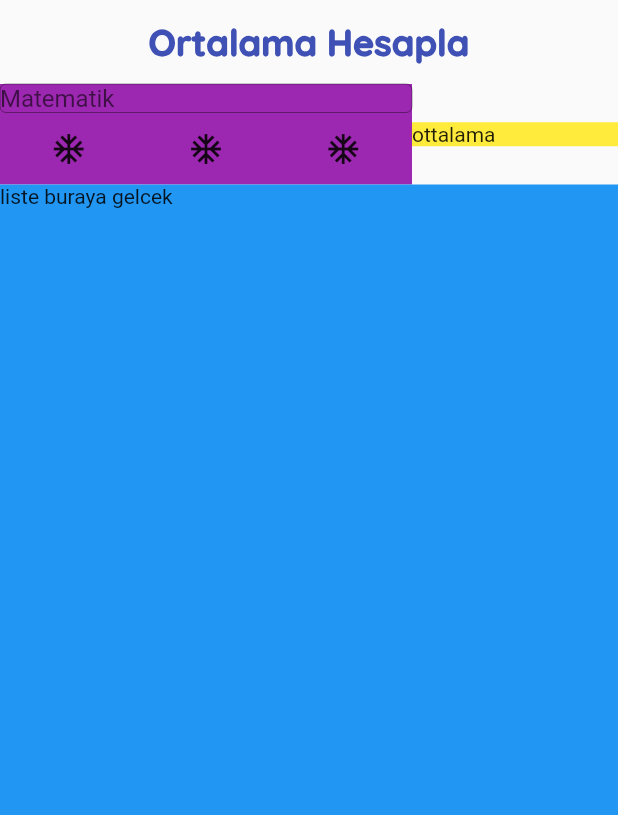
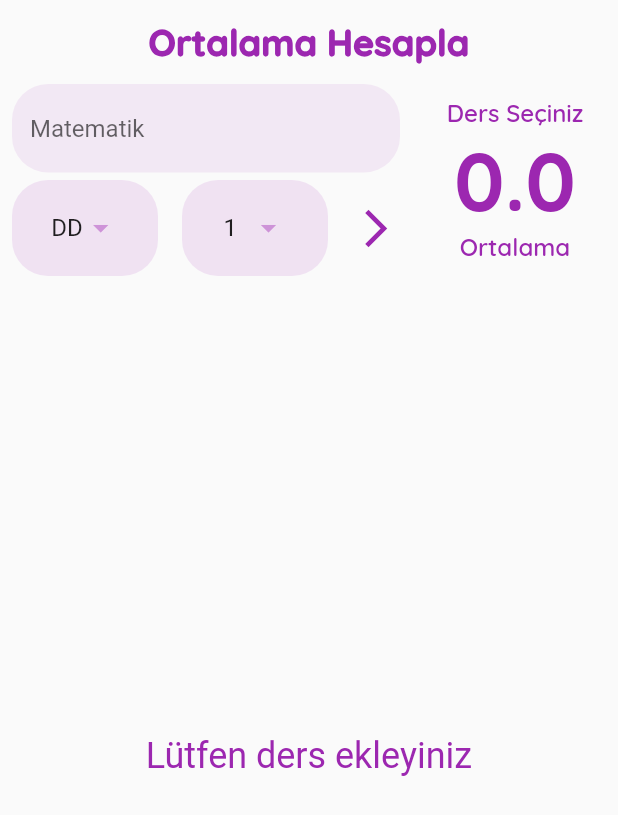
Before and after one commit to EsraTosun/flutter_not_ortalama_hesaplama_application, a Flutter app: the screen it shows after launch, on a phone screen of 412 x 824 dp. Shown: the top 815 px of the screen. Run offline on Flutter 3.47's test engine with Material 2 defaults, Android fonts, the phone set to English and light mode, and no system bars; our stand-ins replace google_fonts.

Commit message:
Update Commit

```diff
--- a/lib/constants/app_constants.dart
+++ b/lib/constants/app_constants.dart
@@ -1,12 +1,14 @@
-//Uygulamada bulunan tüm sabitler burda yer alacak
-
 import 'package:flutter/material.dart';
 import 'package:google_fonts/google_fonts.dart';
 
 class Sabitler {
-  static const anaRenk = Colors.indigo;
-  static const String baslilkText = 'Ortalama Hesapla';
-  static final TextStyle baslikStyle = GoogleFonts.quicksand(
-    fontSize: 24, fontWeight: FontWeight.w900, color: anaRenk
-  );
+
+  static const anaRenk = Colors.purple;
+
+  static TextStyle textStyle(
+          double size, FontWeight fontWeight, Color colorName) =>
+      GoogleFonts.quicksand(
+          fontWeight: fontWeight, fontSize: size, color: colorName);
+
+  static BorderRadius borderRadius = BorderRadius.circular(24);
 }
--- /dev/null
+++ b/lib/helper/data_helper.dart
@@ -0,0 +1,56 @@
+import 'package:flutter/material.dart';
+
+class DataHelper {
+
+  static List<String> _createDersHarfNotlari() {
+    return ['AA', 'BA', 'BB', 'CB', 'CC', 'DC', 'DD', 'FD', 'FF'];
+  }
+
+  static double _harfiNotaCevir(String harf) {
+    switch (harf) {
+      case 'AA':
+        return 4;
+      case 'BA':
+        return 3.5;
+      case 'BB':
+        return 3;
+      case 'CB':
+        return 2.5;
+      case 'CC':
+        return 2;
+      case 'DC':
+        return 1.5;
+      case 'DD':
+        return 1;
+      case 'FD':
+        return 0.5;
+      case 'FF':
+        return 0.0;
+      default:
+        return 1;
+    }
+  }
+
+  static List<int> _tumKrediler() {
+    return List.generate(10, (index) => index + 1).toList();
+  }
+
+  static List<DropdownMenuItem<double>> tumDersHarfleri() {
+    return _createDersHarfNotlari()
+        .map((e) => DropdownMenuItem<double>(
+              child: Text(e),
+              value: _harfiNotaCevir(e),
+            ))
+        .toList();
+  }
+
+  static List<DropdownMenuItem<double>> tumKrediler() {
+    return List.generate(10, (index) => (index + 1))
+        .toList()
+        .map((e) => DropdownMenuItem(
+              child: Text(e.toString()),
+              value: e.toDouble(),
+            ))
+        .toList();
+  }
+}
--- a/lib/main.dart
+++ b/lib/main.dart
@@ -1,6 +1,6 @@
 import 'package:flutter/material.dart';
 import 'package:proje_iki_dinamik_not_ortalama_hesaplama/constants/app_constants.dart';
-import 'package:proje_iki_dinamik_not_ortalama_hesaplama/widgets/ortalama_hesapla_page.dart';
+import 'package:proje_iki_dinamik_not_ortalama_hesaplama/widgets/ortalama_app.dart';
 
 void main() {
   runApp(const MyApp());
@@ -19,7 +19,7 @@ class MyApp extends StatelessWidget {
         visualDensity: VisualDensity.adaptivePlatformDensity,
         //Flutter farklı ortamlarda da çalıştığı için o ortama uygun görünmesini sağlar
       ),
-      home: OrtalamaHesaplaPage(),
+      home: OrtalamaHesapla(),
     );
   }
 }
--- /dev/null
+++ b/lib/model/ders.dart
@@ -0,0 +1,13 @@
+class Ders {
+  final String ad;
+  final double harfDegeri;
+  final double krediDegeri;
+
+  Ders(this.ad, this.harfDegeri, this.krediDegeri);
+
+  @override
+  String toString() {
+
+    return '$ad $harfDegeri $krediDegeri';
+  }
+}
--- /dev/null
+++ b/lib/widgets/ortalama_app.dart
@@ -0,0 +1,249 @@
+import 'dart:math';
+
+import 'package:flutter/material.dart';
+import 'package:proje_iki_dinamik_not_ortalama_hesaplama/constants/app_constants.dart';
+import 'package:proje_iki_dinamik_not_ortalama_hesaplama/helper/data_helper.dart';
+import 'package:proje_iki_dinamik_not_ortalama_hesaplama/model/ders.dart';
+import 'package:proje_iki_dinamik_not_ortalama_hesaplama/widgets/ortalama_goster.dart';
+
+
+class OrtalamaHesapla extends StatefulWidget {
+  @override
+  _OrtalamaHesaplaState createState() => _OrtalamaHesaplaState();
+}
+
+class _OrtalamaHesaplaState extends State<OrtalamaHesapla> {
+  List<Ders> tumDersler = [];
+
+  double secilen = 1;
+  double secilenKredi = 1;
+  String girilenDersAdi = 'Ders Adı Girilmemiş';
+  double krediDegeri = 1;
+  double notDegeri = 4;
+
+  var formKey = GlobalKey<FormState>();
+
+  @override
+  Widget build(BuildContext context) {
+    return Scaffold(
+      resizeToAvoidBottomInset: false,
+      appBar: AppBar(
+        backgroundColor: Colors.transparent,
+        elevation: 0,
+        title: Center(
+          child: Text(
+            'Ortalama Hesapla',
+            style: Sabitler.textStyle(24, FontWeight.w900, Sabitler.anaRenk),
+          ),
+        ),
+      ),
+      body: Column(
+        crossAxisAlignment: CrossAxisAlignment.start,
+        children: [
+          Row(
+            crossAxisAlignment: CrossAxisAlignment.center,
+            children: [
+              Expanded(flex: 2, child: myForm()),
+              Expanded(
+                child: OrtalamaGoster(
+                  dersSayisi: tumDersler.length,
+                  ortalama: ortalamaHesapla(),
+                ),
+              )
+            ],
+          ),
+          Expanded(
+            child: tumDersler.length > 0
+                ? ListView.builder(
+                    itemBuilder: (context, index) => Dismissible(
+                      key: UniqueKey(),
+                      direction: DismissDirection.startToEnd,
+                      onDismissed: (a) {
+                        setState(() {
+                          tumDersler.removeAt(index);
+                        });
+                      },
+                      child: Padding(
+                        padding: EdgeInsets.all(2),
+                        child: Card(
+                          child: ListTile(
+                            title: Text(tumDersler[index].ad),
+                            leading: CircleAvatar(
+                              backgroundColor: Sabitler.anaRenk,
+                              child: Text('' +
+                                  (tumDersler[index].krediDegeri *
+                                          tumDersler[index].harfDegeri)
+                                      .toStringAsFixed(0)),
+                            ),
+                            subtitle: Text(
+                                '${tumDersler[index].krediDegeri} Kredi, Not Değeri ${tumDersler[index].harfDegeri}'),
+                          ),
+                        ),
+                      ),
+                    ),
+                    itemCount: tumDersler.length,
+                  )
+                : Container(
+                    margin: EdgeInsets.all(24),
+                    child: Align(
+                      alignment: Alignment.topCenter,
+                      child: Padding(
+                        padding: const EdgeInsets.all(8.0),
+                        child: Center(
+                          child: Text('Lütfen ders ekleyiniz',
+                              style: Theme.of(context)
+                                  .textTheme
+                                  .headline5!
+                                  .copyWith(color: Sabitler.anaRenk)),
+                        ),
+                      ),
+                    ),
+                  ),
+          ),
+        ],
+      ),
+    );
+  }
+
+  Form myForm() {
+    return Form(
+      key: formKey,
+      child: Column(
+        crossAxisAlignment: CrossAxisAlignment.start,
+        mainAxisAlignment: MainAxisAlignment.spaceAround,
+        children: [
+          Padding(
+            padding: const EdgeInsets.symmetric(
+              horizontal: 8,
+            ),
+            child: _buildTextFormField(),
+          ),
+          SizedBox(
+            height: 5,
+          ),
+          Row(
+            mainAxisAlignment: MainAxisAlignment.spaceBetween,
+            children: [
+              Expanded(
+                child: Padding(
+                  padding: const EdgeInsets.symmetric(
+                    horizontal: 8,
+                  ),
+                  child: _buildHarfler(),
+                ),
+              ),
+              Expanded(
+                child: Padding(
+                  padding: const EdgeInsets.symmetric(
+                    horizontal: 8,
+                  ),
+                  child: _buildKrediler(),
+                ),
+              ),
+              IconButton(
+                onPressed: () {
+                  if (formKey.currentState!.validate()) {
+                    formKey.currentState!.save();
+                    var eklenecekDers =
+                        Ders(girilenDersAdi, secilen, secilenKredi);
+                    tumDersler.insert(0, eklenecekDers);
+                    ortalamaHesapla();
+                    setState(() {});
+                  }
+                },
+                icon: Icon(
+                  Icons.arrow_forward_ios_sharp,
+                  color: Sabitler.anaRenk,
+                  size: 30,
+                ),
+              ),
+            ],
+          ),
+        ],
+      ),
+    );
+  }
+
+  TextFormField _buildTextFormField() {
+    return TextFormField(
+      onSaved: (deger) {
+        girilenDersAdi = deger!;
+      },
+      validator: (s) {
+        if (s!.length <= 0) {
+          return 'Boş bırakma ders adını';
+        } else
+          return null;
+      },
+      decoration: InputDecoration(
+          hintText: 'Matematik',
+          border: OutlineInputBorder(
+            borderRadius: Sabitler.borderRadius,
+            borderSide: BorderSide(
+              width: 0,
+              style: BorderStyle.none,
+            ),
+          ),
+          filled: true,
+          fillColor: Sabitler.anaRenk.shade100.withOpacity(0.3)),
+    );
+  }
+
+  Widget _buildHarfler() {
+    return Container(
+      alignment: Alignment.center,
+      decoration: BoxDecoration(
+        color: Sabitler.anaRenk.shade100.withOpacity(0.4),
+        borderRadius: BorderRadius.circular(24),
+      ),
+      padding: EdgeInsets.symmetric(horizontal: 16, vertical: 8),
+      child: DropdownButton<double>(
+        iconEnabledColor: Sabitler.anaRenk.shade200,
+        elevation: 16,
+        items: DataHelper.tumDersHarfleri(),
+        underline: Container(),
+        onChanged: (dd) {
+          setState(() {
+            secilen = dd!;
+            print(dd);
+          });
+        },
+        value: secilen,
+      ),
+    );
+  }
+
+  Widget _buildKrediler() {
+    return Container(
+      alignment: Alignment.center,
+      decoration: BoxDecoration(
+        color: Sabitler.anaRenk.shade100.withOpacity(0.4),
+        borderRadius: BorderRadius.circular(24),
+      ),
+      padding: EdgeInsets.symmetric(horizontal: 16, vertical: 8),
+      child: DropdownButton<double>(
+        iconEnabledColor: Sabitler.anaRenk.shade200,
+        elevation: 16,
+        items: DataHelper.tumKrediler(),
+        underline: Container(),
+        onChanged: (dd) {
+          setState(() {
+            secilenKredi = dd!;
+            print(dd);
+          });
+        },
+        value: secilenKredi,
+      ),
+    );
+  }
+
+  double ortalamaHesapla() {
+    double toplamNot = 0;
+    double toplamKredi = 0;
+    tumDersler.forEach((element) {
+      toplamNot = toplamNot + (element.krediDegeri * element.harfDegeri);
+      toplamKredi = toplamKredi + element.krediDegeri;
+    });
+    return toplamNot / toplamKredi;
+  }
+}
--- /dev/null
+++ b/lib/widgets/ortalama_goster.dart
@@ -0,0 +1,35 @@
+import 'package:flutter/material.dart';
+import 'package:proje_iki_dinamik_not_ortalama_hesaplama/constants/app_constants.dart';
+
+class OrtalamaGoster extends StatelessWidget {
+  final double ortalama;
+  final int dersSayisi;
+
+  const OrtalamaGoster({
+    required this.ortalama,
+    required this.dersSayisi,
+    Key? key,
+  }) : super(key: key);
+
+  @override
+  Widget build(BuildContext context) {
+    return Column(
+      crossAxisAlignment: CrossAxisAlignment.center,
+      mainAxisAlignment: MainAxisAlignment.center,
+      children: [
+        Text(
+          dersSayisi > 0 ? '$dersSayisi Ders Girildi' : 'Ders Seçiniz',
+          style: Sabitler.textStyle(16, FontWeight.w600, Sabitler.anaRenk),
+        ),
+        Text(
+          ortalama >= 0 ? '${ortalama.toStringAsFixed(2)}' : '0.0',
+          style: Sabitler.textStyle(55, FontWeight.w800, Sabitler.anaRenk),
+        ),
+        Text(
+          'Ortalama',
+          style: Sabitler.textStyle(16, FontWeight.w600, Sabitler.anaRenk),
+        ),
+      ],
+    );
+  }
+}
--- a/lib/widgets/ortalama_hesapla_page.dart
+++ /dev/null
@@ -1,93 +0,0 @@
-//Page ana yapı olduğumu anlamamızı sağlar ve sayfa olduğunu
-
-import 'package:flutter/material.dart';
-import 'package:proje_iki_dinamik_not_ortalama_hesaplama/constants/app_constants.dart';
-
-class OrtalamaHesaplaPage extends StatefulWidget {
-  const OrtalamaHesaplaPage({Key? key}) : super(key: key);
-
-  @override
-  State<OrtalamaHesaplaPage> createState() => _OrtalamaHesaplaPageState();
-}
-
-class _OrtalamaHesaplaPageState extends State<OrtalamaHesaplaPage> {
-
-  GlobalKey<FormState> formKey = GlobalKey<FormState>();
-
-  @override
-  Widget build(BuildContext context) {
-    return Scaffold(
-      appBar: AppBar(
-        elevation: 0,
-        backgroundColor: Colors.transparent,
-        title: Center(
-          child: Text(
-              Sabitler.baslilkText,
-              style: Sabitler.baslikStyle,
-          ),
-        ),
-      ),
-      body: Column(
-        crossAxisAlignment: CrossAxisAlignment.stretch,  //Yatay olarak yayılmasını sağlar
-        children: [
-          //1- Form
-          Row(
-            children: [
-              Expanded(   //Geri kalan yayılması için denir
-                flex: 2,
-                child: Container(
-                  child: _buildForm(),
-                  color: Colors.purple,
-                ),
-              ),
-              Expanded(   //Geri kalan yayılması için denir
-                flex: 1,
-                child: Container(
-                  child: Text('ottalama'),
-                  color: Colors.yellow,
-                ),
-              ),
-            ],
-          ),
-          //2- Liste
-          Expanded(   //Geri kalan yayılması için denir
-            child: Container(
-              child: Text('liste buraya gelcek'),
-              color: Colors.blue,
-            ),
-          ),
-        ],
-      ),
-    );
-  }
-
-  Widget _buildForm() {
-    return Form(
-        key: formKey,
-        child: Column(
-          children: [
-            _buildTextFromField(),
-            Row(
-              mainAxisAlignment: MainAxisAlignment.spaceAround,
-              children: [
-                IconButton(onPressed: (){}, icon: Icon(Icons.ac_unit),),
-                IconButton(onPressed: (){}, icon: Icon(Icons.ac_unit),),
-                IconButton(onPressed: (){}, icon: Icon(Icons.ac_unit),),
-              ],
-            ),
-          ],
-        ),
-    );
-  }
-
-  _buildTextFromField() {
-    return TextFormField(
-      decoration: InputDecoration.collapsed(
-          hintText: 'Matematik',
-        border: OutlineInputBorder(
-
-        ),
-      ),
-    );
-  }
-}
```
